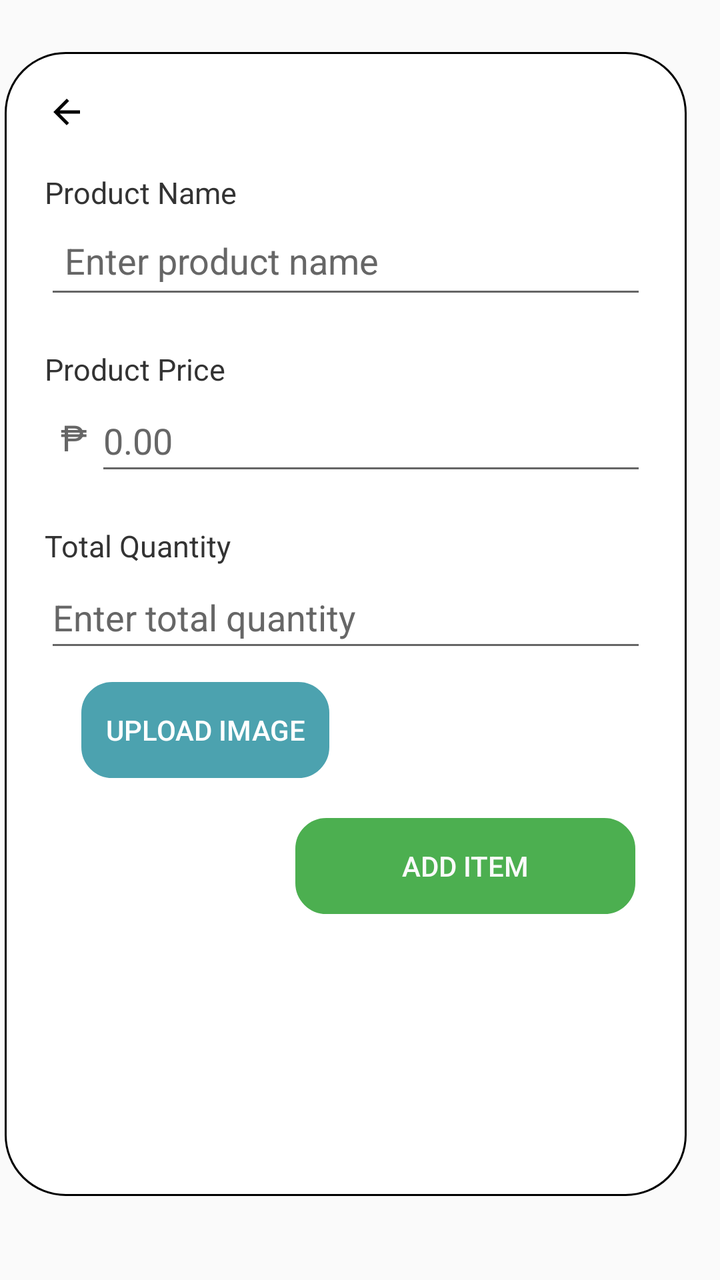
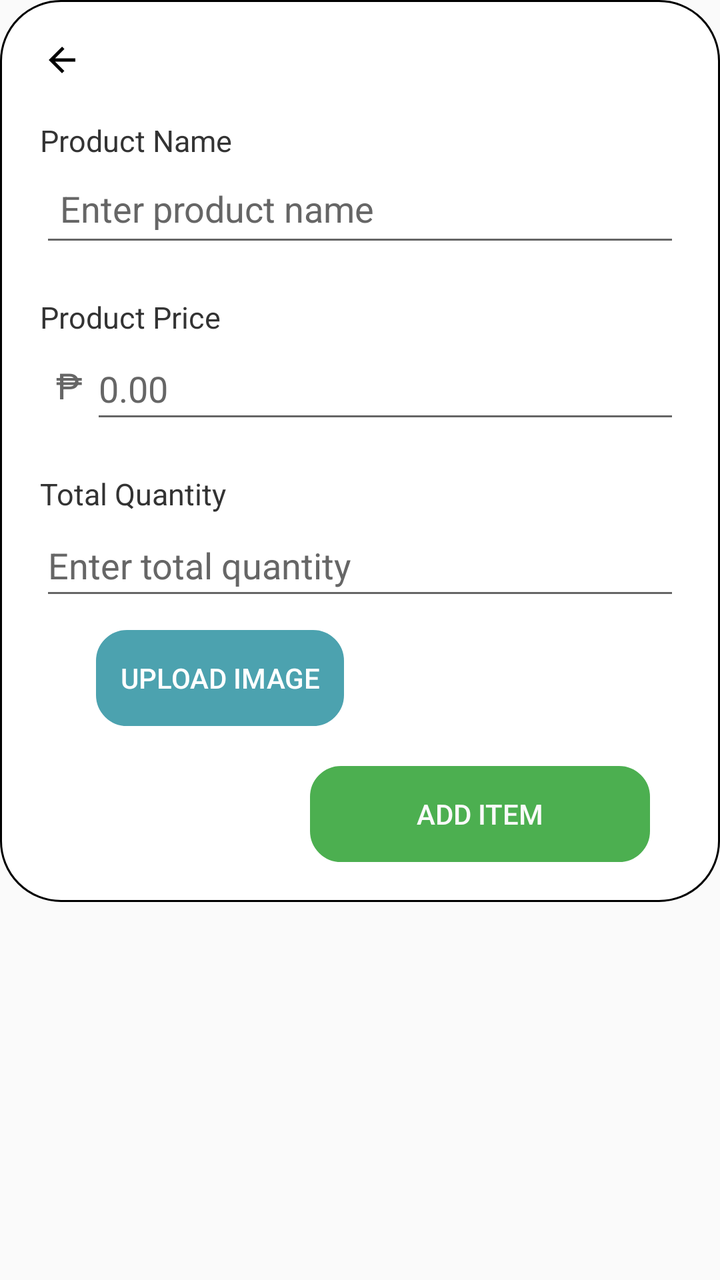

An Android layout rendered at two revisions. The XML below is the earlier revision; the diff shows what the commit changed to produce the second picture.
<!-- AndroidManifest.xml: application theme Theme.MyApp -->
<!-- res/layout/add_product.xml -->
<?xml version="1.0" encoding="utf-8"?>
<androidx.constraintlayout.widget.ConstraintLayout xmlns:android="http://schemas.android.com/apk/res/android"
    xmlns:app="http://schemas.android.com/apk/res-auto"
    xmlns:tools="http://schemas.android.com/tools"
    android:layout_width="400dp"
    android:layout_height="match_parent"
    android:backgroundTint="#D4E24E">

    
    <LinearLayout
        android:layout_width="341dp"
        android:layout_height="572dp"
        android:background="@drawable/rounded_dialog_bg"
        android:orientation="vertical"
        android:padding="20dp"
        app:layout_constraintBottom_toBottomOf="parent"
        app:layout_constraintEnd_toEndOf="parent"
        app:layout_constraintHorizontal_bias="0.127"
        app:layout_constraintStart_toStartOf="parent"
        app:layout_constraintTop_toTopOf="parent"
        app:layout_constraintVertical_bias="0.38">

        <ImageView
            android:id="@+id/add_to_home"
            android:layout_width="20dp"
            android:layout_height="20dp"
            android:background="@drawable/ic_back"
            android:clickable="true"
            android:translationX="@dimen/cardview_compat_inset_shadow" />

        
        <ImageView
            android:id="@+id/productImage"
            android:layout_width="150dp"
            android:layout_height="150dp"
            android:layout_gravity="center_horizontal"
            android:layout_marginTop="20dp"
            android:contentDescription="Product image preview"
            android:scaleType="centerCrop"
            android:visibility="gone" />

        
        <TextView
            android:layout_width="wrap_content"
            android:layout_height="wrap_content"
            android:text="Product Name"
            android:textColor="#333"
            android:textSize="15sp"
            android:layout_marginTop="20dp" />
        
        <EditText
            android:id="@+id/name"
            android:layout_width="match_parent"
            android:layout_height="wrap_content"
            android:hint="Enter product name"
            android:textColor="#000000"
            android:textColorHint="#666666"
            android:minHeight="48dp"
            android:padding="10dp" />

        
        <TextView
            android:layout_width="wrap_content"
            android:layout_height="wrap_content"
            android:text="Product Price"
            android:textColor="#333"
            android:textSize="15sp"
            android:layout_marginTop="20dp" />
        
        <LinearLayout
            android:layout_width="match_parent"
            android:layout_height="wrap_content"
            android:orientation="horizontal"
            android:gravity="center_vertical">
            <TextView
                android:layout_width="wrap_content"
                android:layout_height="wrap_content"
                android:text="₱"
                android:textSize="18sp"
                android:textColor="#666"
                android:paddingLeft="8dp"
                android:paddingRight="4dp" />
            <EditText
                android:id="@+id/price"
                android:layout_width="0dp"
                android:layout_height="wrap_content"
                android:layout_weight="1"
                android:textColor="#000000"
                android:textColorHint="#666666"
                android:hint="0.00"
                android:inputType="numberDecimal"
                android:minHeight="48dp" />
        </LinearLayout>

        
        <TextView
            android:layout_width="wrap_content"
            android:layout_height="wrap_content"
            android:text="Total Quantity"
            android:textColor="#333"
            android:textSize="15sp"
            android:layout_marginTop="20dp" />
        
        <EditText
            android:id="@+id/quantity"
            android:layout_width="match_parent"
            android:layout_height="wrap_content"
            android:hint="Enter total quantity"
            android:inputType="number"
            android:minHeight="48dp"
            android:textColor="#000000"
            android:textColorHint="#666666"/>

        
        <Button
            android:id="@+id/uploadImage"
            android:layout_width="124dp"
            android:layout_height="wrap_content"
            android:layout_gravity="center_horizontal"
            android:layout_marginTop="10dp"
            android:layout_marginRight="70dp"
            android:background="@drawable/rounded_corner"
            android:backgroundTint="#4CA2AF"
            android:text="Upload Image"
            android:textColor="#FFFFFF" />

        <Button
            android:id="@+id/btnAddItem"
            android:layout_width="170dp"
            android:layout_height="wrap_content"
            android:layout_gravity="center_horizontal"
            android:layout_marginTop="20dp"
            android:layout_marginLeft="60dp"
            android:background="@drawable/rounded_corner"
            android:backgroundTint="#4CAF50"
            android:minHeight="48dp"
            android:text="Add Item"
            android:textColor="#FAFAFA" />
    </LinearLayout>

</androidx.constraintlayout.widget.ConstraintLayout>
<!-- resources referenced by this layout -->
<resources>
  <!-- drawable ic_back (drawable) -->
  <vector xmlns:android="http://schemas.android.com/apk/res/android"
      android:autoMirrored="true"
      android:height="40dp"
      android:tint="#000000"
      android:viewportHeight="24"
      android:viewportWidth="24"
      android:width="40dp">
        
      <path android:fillColor="@android:color/white"
          android:pathData="M20,11H7.83l5.59,-5.59L12,4l-8,8 8,8 1.41,-1.41L7.83,13H20v-2z"/>
      
  </vector>
  <!-- drawable rounded_corner (drawable) -->
  <?xml version="1.0" encoding="utf-8"?>
  <shape xmlns:android="http://schemas.android.com/apk/res/android"
      android:shape="rectangle">
      <corners android:radius="15dp"/>
      <stroke android:width="1dip" android:color="@color/black" />
  
  </shape>
  <!-- drawable rounded_dialog_bg (drawable) -->
  <shape xmlns:android="http://schemas.android.com/apk/res/android"
      android:shape="rectangle">
      <solid android:color="#FFFFFF"/>
      <corners android:radius="30dp"/>
      <stroke android:width="1dip" android:color="@color/black" />
  </shape>
  <style name="Theme.MyApp" parent="Theme.AppCompat.Light.NoActionBar">
  
      </style>
  <color name="black">#FF000000</color>
</resources>

<!-- the commit's change to res/layout/add_product.xml (unified diff, before → after) -->
@@ -7,135 +7,134 @@
     android:backgroundTint="#D4E24E">
 
     
-    <LinearLayout
-        android:layout_width="341dp"
-        android:layout_height="572dp"
-        android:background="@drawable/rounded_dialog_bg"
-        android:orientation="vertical"
-        android:padding="20dp"
-        app:layout_constraintBottom_toBottomOf="parent"
-        app:layout_constraintEnd_toEndOf="parent"
-        app:layout_constraintHorizontal_bias="0.127"
-        app:layout_constraintStart_toStartOf="parent"
-        app:layout_constraintTop_toTopOf="parent"
-        app:layout_constraintVertical_bias="0.38">
+    <ScrollView
+        android:layout_width="match_parent"
+        android:layout_height="match_parent">
 
-        <ImageView
-            android:id="@+id/add_to_home"
-            android:layout_width="20dp"
-            android:layout_height="20dp"
-            android:background="@drawable/ic_back"
-            android:clickable="true"
-            android:translationX="@dimen/cardview_compat_inset_shadow" />
-
-        
-        <ImageView
-            android:id="@+id/productImage"
-            android:layout_width="150dp"
-            android:layout_height="150dp"
-            android:layout_gravity="center_horizontal"
-            android:layout_marginTop="20dp"
-            android:contentDescription="Product image preview"
-            android:scaleType="centerCrop"
-            android:visibility="gone" />
-
-        
-        <TextView
-            android:layout_width="wrap_content"
-            android:layout_height="wrap_content"
-            android:text="Product Name"
-            android:textColor="#333"
-            android:textSize="15sp"
-            android:layout_marginTop="20dp" />
-        
-        <EditText
-            android:id="@+id/name"
-            android:layout_width="match_parent"
-            android:layout_height="wrap_content"
-            android:hint="Enter product name"
-            android:textColor="#000000"
-            android:textColorHint="#666666"
-            android:minHeight="48dp"
-            android:padding="10dp" />
-
-        
-        <TextView
-            android:layout_width="wrap_content"
-            android:layout_height="wrap_content"
-            android:text="Product Price"
-            android:textColor="#333"
-            android:textSize="15sp"
-            android:layout_marginTop="20dp" />
-        
         <LinearLayout
             android:layout_width="match_parent"
             android:layout_height="wrap_content"
-            android:orientation="horizontal"
-            android:gravity="center_vertical">
+            android:background="@drawable/rounded_dialog_bg"
+            android:orientation="vertical"
+            android:padding="20dp">
+
+            <ImageView
+                android:id="@+id/add_to_home"
+                android:layout_width="20dp"
+                android:layout_height="20dp"
+                android:background="@drawable/ic_back"
+                android:clickable="true"
+                android:translationX="@dimen/cardview_compat_inset_shadow" />
+
+            
+            <ImageView
+                android:id="@+id/productImage"
+                android:layout_width="150dp"
+                android:layout_height="150dp"
+                android:layout_gravity="center_horizontal"
+                android:layout_marginTop="20dp"
+                android:contentDescription="Product image preview"
+                android:scaleType="centerCrop"
+                android:visibility="gone" />
+
+            
             <TextView
                 android:layout_width="wrap_content"
                 android:layout_height="wrap_content"
-                android:text="₱"
-                android:textSize="18sp"
-                android:textColor="#666"
-                android:paddingLeft="8dp"
-                android:paddingRight="4dp" />
+                android:text="Product Name"
+                android:textColor="#333"
+                android:textSize="15sp"
+                android:layout_marginTop="20dp" />
+            
             <EditText
-                android:id="@+id/price"
-                android:layout_width="0dp"
+                android:id="@+id/name"
+                android:layout_width="match_parent"
                 android:layout_height="wrap_content"
-                android:layout_weight="1"
+                android:hint="Enter product name"
                 android:textColor="#000000"
                 android:textColorHint="#666666"
-                android:hint="0.00"
-                android:inputType="numberDecimal"
-                android:minHeight="48dp" />
+                android:minHeight="48dp"
+                android:padding="10dp" />
+
+            
+            <TextView
+                android:layout_width="wrap_content"
+                android:layout_height="wrap_content"
+                android:text="Product Price"
+                android:textColor="#333"
+                android:textSize="15sp"
+                android:layout_marginTop="20dp" />
+            
+            <LinearLayout
+                android:layout_width="match_parent"
+                android:layout_height="wrap_content"
+                android:orientation="horizontal"
+                android:gravity="center_vertical">
+                <TextView
+                    android:layout_width="wrap_content"
+                    android:layout_height="wrap_content"
+                    android:text="₱"
+                    android:textSize="18sp"
+                    android:textColor="#666"
+                    android:paddingLeft="8dp"
+                    android:paddingRight="4dp" />
+                <EditText
+                    android:id="@+id/price"
+                    android:layout_width="0dp"
+                    android:layout_height="wrap_content"
+                    android:layout_weight="1"
+                    android:textColor="#000000"
+                    android:textColorHint="#666666"
+                    android:hint="0.00"
+                    android:inputType="numberDecimal"
+                    android:minHeight="48dp" />
+            </LinearLayout>
+
+            
+            <TextView
+                android:layout_width="wrap_content"
+                android:layout_height="wrap_content"
+                android:text="Total Quantity"
+                android:textColor="#333"
+                android:textSize="15sp"
+                android:layout_marginTop="20dp" />
+            
+            <EditText
+                android:id="@+id/quantity"
+                android:layout_width="match_parent"
+                android:layout_height="wrap_content"
+                android:hint="Enter total quantity"
+                android:inputType="number"
+                android:minHeight="48dp"
+                android:textColor="#000000"
+                android:textColorHint="#666666"/>
+
+            
+            <Button
+                android:id="@+id/uploadImage"
+                android:layout_width="124dp"
+                android:layout_height="wrap_content"
+                android:layout_gravity="center_horizontal"
+                android:layout_marginTop="10dp"
+                android:layout_marginRight="70dp"
+                android:background="@drawable/rounded_corner"
+                android:backgroundTint="#4CA2AF"
+                android:text="Upload Image"
+                android:textColor="#FFFFFF" />
+
+            <Button
+                android:id="@+id/btnAddItem"
+                android:layout_width="170dp"
+                android:layout_height="wrap_content"
+                android:layout_gravity="center_horizontal"
+                android:layout_marginTop="20dp"
+                android:layout_marginLeft="60dp"
+                android:background="@drawable/rounded_corner"
+                android:backgroundTint="#4CAF50"
+                android:minHeight="48dp"
+                android:text="Add Item"
+                android:textColor="#FAFAFA" />
         </LinearLayout>
-
-        
-        <TextView
-            android:layout_width="wrap_content"
-            android:layout_height="wrap_content"
-            android:text="Total Quantity"
-            android:textColor="#333"
-            android:textSize="15sp"
-            android:layout_marginTop="20dp" />
-        
-        <EditText
-            android:id="@+id/quantity"
-            android:layout_width="match_parent"
-            android:layout_height="wrap_content"
-            android:hint="Enter total quantity"
-            android:inputType="number"
-            android:minHeight="48dp"
-            android:textColor="#000000"
-            android:textColorHint="#666666"/>
-
-        
-        <Button
-            android:id="@+id/uploadImage"
-            android:layout_width="124dp"
-            android:layout_height="wrap_content"
-            android:layout_gravity="center_horizontal"
-            android:layout_marginTop="10dp"
-            android:layout_marginRight="70dp"
-            android:background="@drawable/rounded_corner"
-            android:backgroundTint="#4CA2AF"
-            android:text="Upload Image"
-            android:textColor="#FFFFFF" />
-
-        <Button
-            android:id="@+id/btnAddItem"
-            android:layout_width="170dp"
-            android:layout_height="wrap_content"
-            android:layout_gravity="center_horizontal"
-            android:layout_marginTop="20dp"
-            android:layout_marginLeft="60dp"
-            android:background="@drawable/rounded_corner"
-            android:backgroundTint="#4CAF50"
-            android:minHeight="48dp"
-            android:text="Add Item"
-            android:textColor="#FAFAFA" />
-    </LinearLayout>
+    </ScrollView>
 
 </androidx.constraintlayout.widget.ConstraintLayout>
